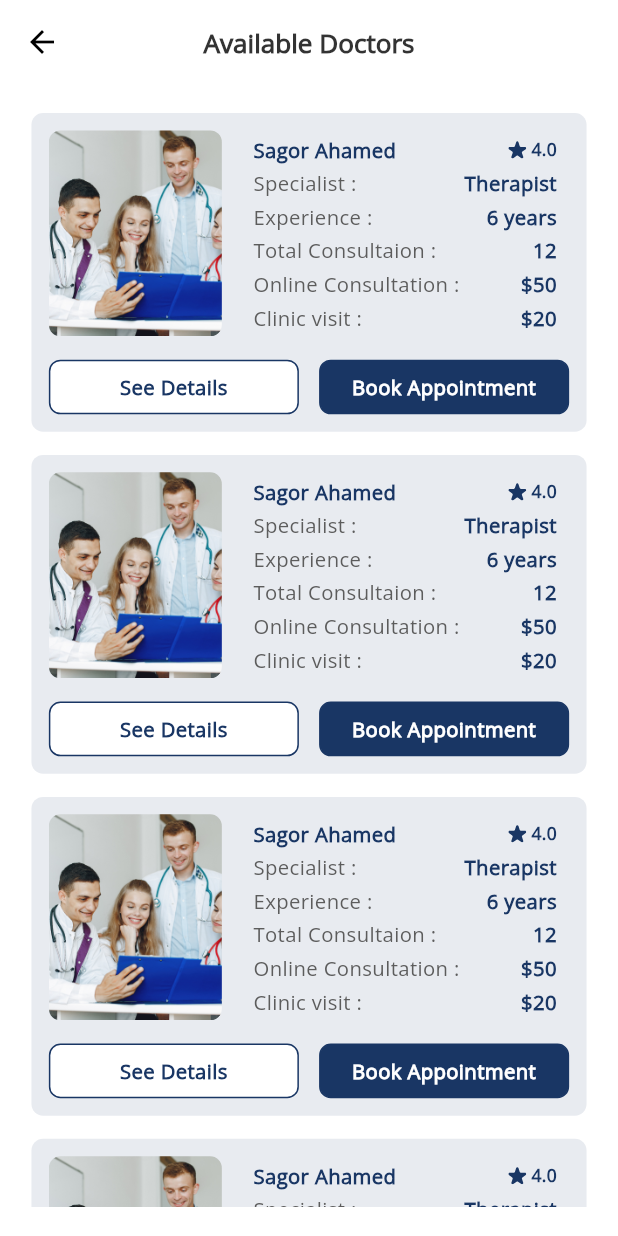
After one commit to sagorahamed1/medical-appointment, a Flutter app: the UserHomeScreen screen opened by its route, after a tap on "See all", on a phone screen of 412 x 824 dp. The commit adds this screen. Run offline on Flutter 3.47's test engine with Material 3 defaults, Android fonts, the phone set to English and light mode, and no system bars; our stand-ins replace flutter_screenutil, flutter_spinkit, flutter_svg, get, pin_code_fields, shared_preferences and 1 more; accounts and stored records are empty.

Commit message:
available doctors screen and evergency doctors screen done

```diff
--- a/lib/routes/app_routes.dart
+++ b/lib/routes/app_routes.dart
@@ -8,6 +8,8 @@ import '../views/screens/Auth/set_password/set_password_screen.dart';
 import '../views/screens/Auth/sign_in/sign_in_screen.dart';
 import '../views/screens/Auth/sign_up/sign_up_screen.dart';
 import '../views/screens/Auth/veryfy_email/veryfy_email_screen.dart';
+import '../views/screens/User/Available_Doctors/availablle_doctors_screen.dart';
+import '../views/screens/User/Emergency_Doctors/availablle_doctors_screen.dart';
 import '../views/screens/User/User_home/user_home_screen.dart';
 import '../views/screens/User/search/user_search_screen.dart';
 import '../views/screens/User/user_bottom_nav_bar/user_bottom_nav_bar.dart';
@@ -30,6 +32,8 @@ class AppRoutes {
   static const String userBottomNavBar = "/UserBottomNavBar.dart";
   static const String notificationScreen = "/NotificationScreen.dart";
   static const String userSearchScreen = "/UserSearchScreen.dart";
+  static const String availablleDoctorsScreen = "/AvailablleDoctorsScreen.dart";
+  static const String emergencyDoctorsScreen = "/EmergencyDoctorsScreen.dart";
 
 
   static List<GetPage> get routes => [
@@ -46,5 +50,7 @@ class AppRoutes {
         GetPage(name: userBottomNavBar, page: () => UserBottomNavBar()),
         GetPage(name: notificationScreen, page: () => NotificationScreen()),
         GetPage(name: userSearchScreen, page: () => UserSearchScreen()),
+        GetPage(name: availablleDoctorsScreen, page: () => AvailablleDoctorsScreen()),
+        GetPage(name: emergencyDoctorsScreen, page: () => EmergencyDoctorsScreen()),
   ];
 }
--- /dev/null
+++ b/lib/views/screens/User/Available_Doctors/availablle_doctors_screen.dart
@@ -0,0 +1,73 @@
+import 'package:flutter/material.dart';
+import 'package:flutter_screenutil/flutter_screenutil.dart';
+import 'package:get/get.dart';
+
+import '../../../../controllers/home_controller.dart';
+import '../../../../utils/app_dimentions.dart';
+import '../../../../utils/app_strings.dart';
+import '../../../widgets/available_doctors_card.dart';
+import '../../../widgets/custom_text.dart';
+
+
+
+
+class AvailablleDoctorsScreen extends StatelessWidget {
+  AvailablleDoctorsScreen({super.key});
+
+  final HomeController _homeController = Get.put(HomeController());
+
+
+  @override
+  Widget build(BuildContext context) {
+
+    return Scaffold(
+
+      ///-----------------------------------app bar section-------------------------->
+      appBar: AppBar(
+        title: CustomText(
+          text: AppString.availableDoctors,
+          fontsize: 18.h,
+          fontWeight: FontWeight.w600,
+        ),
+      ),
+
+      body: SafeArea(
+        child: Padding(
+          padding:  EdgeInsets.symmetric(horizontal: Dimensions.paddingSizeDefault.w,
+              vertical: Dimensions.paddingSizeDefault.h),
+          child: Column(
+            children: [
+              Expanded(
+                child: ListView.builder(
+                  shrinkWrap: true,
+                  scrollDirection: Axis.vertical,
+                  itemCount: 20,
+                  itemBuilder: (context, index) {
+                    return    Padding(
+                      padding:  EdgeInsets.only(bottom: 16.h),
+                      child: const AvailableDoctorsCard(
+                        experience: "6 years",
+                        rating: "4.0",
+                        clinicVisit: r"$20",
+                        doctorName: "Sagor Ahamed",
+                        totalConsultaion: "12",
+                        onlineConsultation: r'$50',
+                        specialist: "Therapist",
+                        imageHeight: 142,
+                        leftBtnText: AppString.seeDetails,
+                        rightBtnText: AppString.bookAppointment,
+                      ),
+                    );
+                  },
+                ),
+              ),
+
+
+
+            ],
+          ),
+        ),
+      ),
+    );
+  }
+}
--- a/lib/views/screens/User/User_home/user_home_screen.dart
+++ b/lib/views/screens/User/User_home/user_home_screen.dart
@@ -60,12 +60,16 @@ class UserHomeScreen extends StatelessWidget {
                 ),
 
                 ///=======================Categories and See All Text=============================>
-                _SeeAll(AppString.categories, AppString.seeAll),
+                _SeeAll(AppString.categories, AppString.seeAll, (){
+                  Get.toNamed(AppRoutes.availablleDoctorsScreen);
+                }),
 
                 const Categorysection(),
 
                 ///=======================available Doctors and See All Text=============================>
-                _SeeAll(AppString.availableDoctors, AppString.seeAll),
+                _SeeAll(AppString.availableDoctors, AppString.seeAll, (){
+                  Get.toNamed(AppRoutes.availablleDoctorsScreen);
+                }),
 
 
                 SizedBox(
@@ -94,7 +98,9 @@ class UserHomeScreen extends StatelessWidget {
 
 
                 ///=======================Emergency Doctors and See All Text=============================>
-                _SeeAll(AppString.emergencyDoctors, AppString.seeAll),
+                _SeeAll(AppString.emergencyDoctors, AppString.seeAll, (){
+                  Get.toNamed(AppRoutes.emergencyDoctorsScreen);
+                }),
 
 
                 const AvailableDoctorsCard(
@@ -116,7 +122,7 @@ class UserHomeScreen extends StatelessWidget {
     );
   }
 
-  Widget _SeeAll(String leftText, seeAllText) {
+  Widget _SeeAll(String leftText, seeAllText, VoidCallback ontap) {
     return Column(
       children: [
         SizedBox(height: 20.h),
@@ -128,11 +134,14 @@ class UserHomeScreen extends StatelessWidget {
                 fontsize: 18.h,
                 fontWeight: FontWeight.w600,
                 color: AppColors.primaryColor),
-            CustomText(
-                text: seeAllText,
-                fontsize: 16.h,
-                fontWeight: FontWeight.w700,
-                color: AppColors.primaryColor),
+            GestureDetector(
+              onTap: ontap,
+              child: CustomText(
+                  text: seeAllText,
+                  fontsize: 16.h,
+                  fontWeight: FontWeight.w700,
+                  color: AppColors.primaryColor),
+            ),
           ],
         ),
         SizedBox(height: 20.h),
```
Also changed, not shown: lib/views/screens/User/Emergency_Doctors/availablle_doctors_screen.dart (added, +71 -0 lines).
